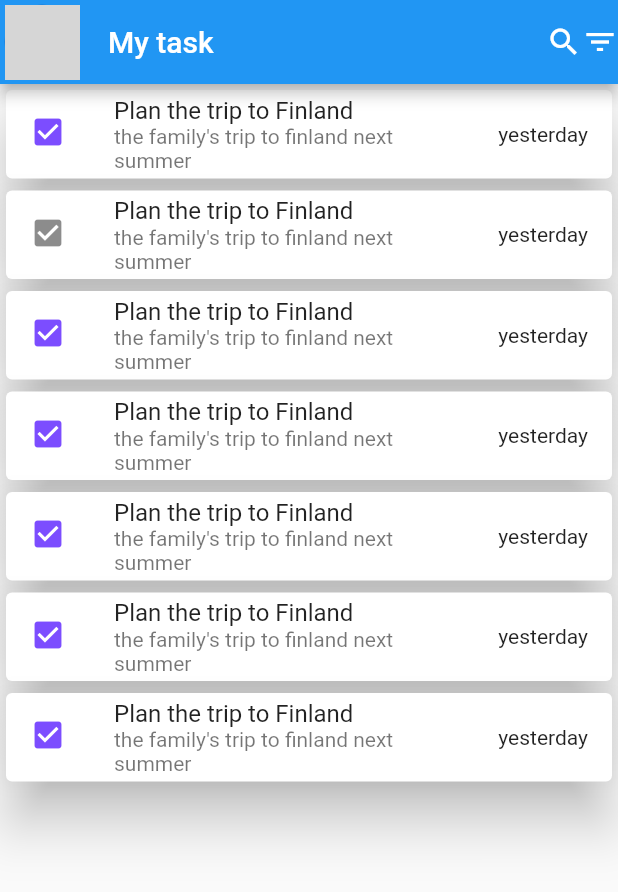
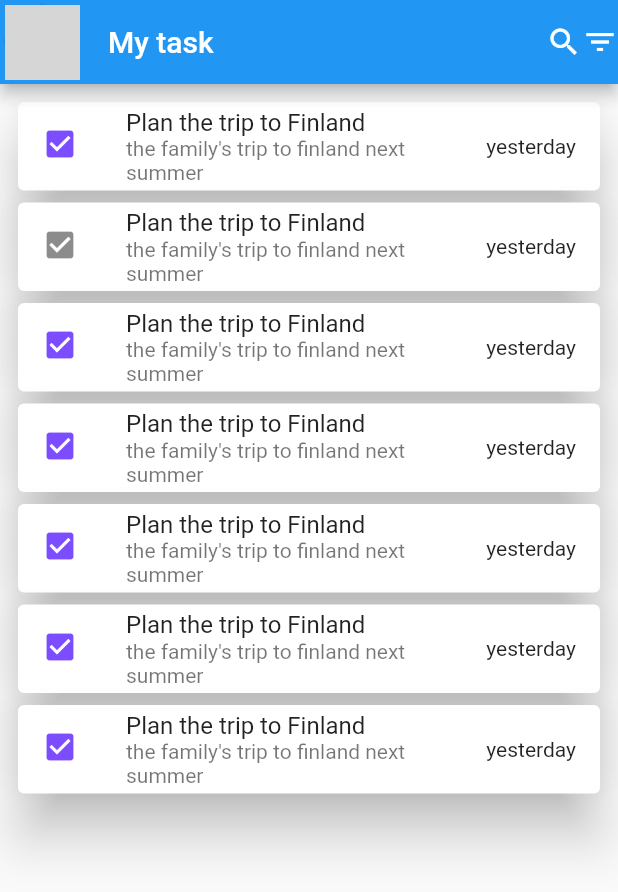
Before and after one commit to Porschier/to-do-list, a Flutter app: the screen it shows after launch, on a phone screen of 412 x 824 dp. Shown: the top 892 px of the screen. Run offline on Flutter 3.47's test engine with Material 2 defaults, Android fonts, the phone set to English and light mode, and no system bars; network calls fail; grey boxes are pictures that could not be loaded.

Commit message:
i added a list view and padding

```diff
--- a/lib/main.dart
+++ b/lib/main.dart
@@ -11,7 +11,7 @@ class MyApp extends StatelessWidget {
   @override
   Widget build(BuildContext context) {
     return MaterialApp(
-      title: 'Flutter Demo',
+      title: 'Flutter Dem',
       theme: ThemeData(
 
         primarySwatch: Colors.blue,
@@ -37,10 +37,13 @@ class HomeView extends StatelessWidget {
 
         ],
       ),
-     body:  Column(
-    mainAxisSize: MainAxisSize.min,
+     body:  Padding(
+       padding: const EdgeInsets.all(8.0),
+       child: ListView(
+
          children: [ToDoWidget(),
-     Card(elevation: 15, child:
+       Card(elevation: 15,
+        child:
          ListTile(
            leading: Icon(Icons.check_box),
            title: Text("Plan the trip to Finland"),
@@ -54,6 +57,7 @@ class HomeView extends StatelessWidget {
          ToDoWidget(),
          ToDoWidget(),
        ]),
+     ),
 
        );
 
```
Lines whose indentation alone changed are shown as unchanged.
